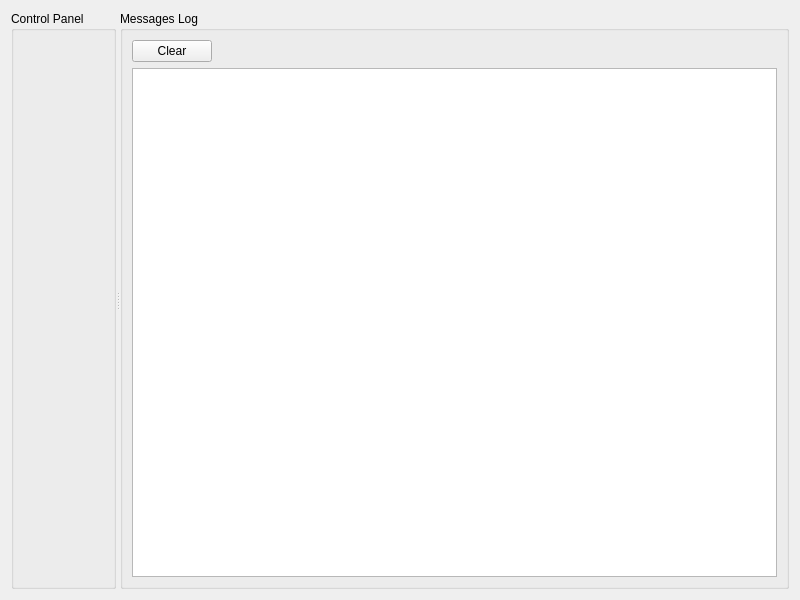
Above: src/ui/controlpanel.ui from etengabeko/etwas before the change. Below: the same form after it.
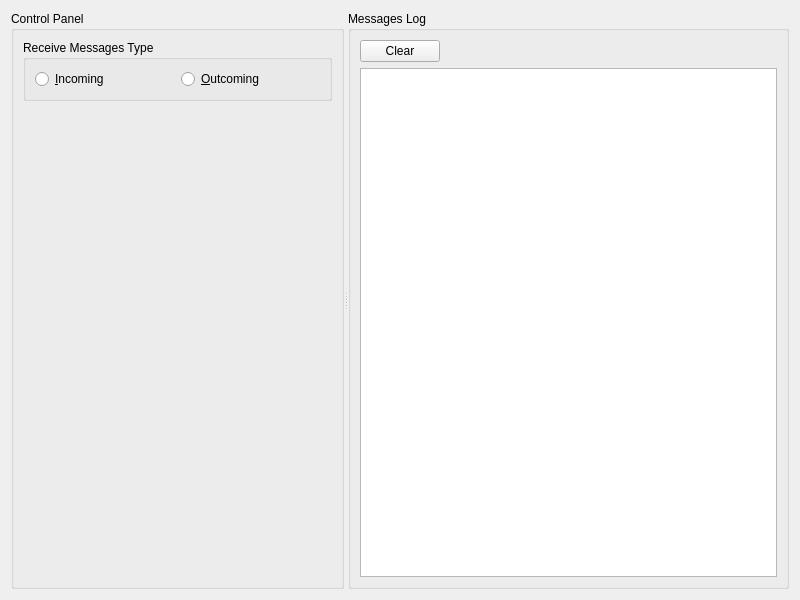
That is the form after the change.

Commit message: Add: creating & sending messages.

```diff
--- a/src/ui/controlpanel.ui
+++ b/src/ui/controlpanel.ui
@@ -33,6 +33,29 @@
        <string>Control Panel</string>
       </property>
       <layout class="QVBoxLayout" name="verticalLayout_2">
+       <item>
+        <widget class="QGroupBox" name="receiveGroupBox">
+         <property name="title">
+          <string>Receive Messages Type</string>
+         </property>
+         <layout class="QHBoxLayout" name="horizontalLayout_2">
+          <item>
+           <widget class="QRadioButton" name="incomingRadioButton">
+            <property name="text">
+             <string>&amp;Incoming</string>
+            </property>
+           </widget>
+          </item>
+          <item>
+           <widget class="QRadioButton" name="outcomingRadioButton">
+            <property name="text">
+             <string>&amp;Outcoming</string>
+            </property>
+           </widget>
+          </item>
+         </layout>
+        </widget>
+       </item>
        <item>
         <spacer name="verticalSpacer">
          <property name="orientation">
```
The commit also changes 5 other files.
